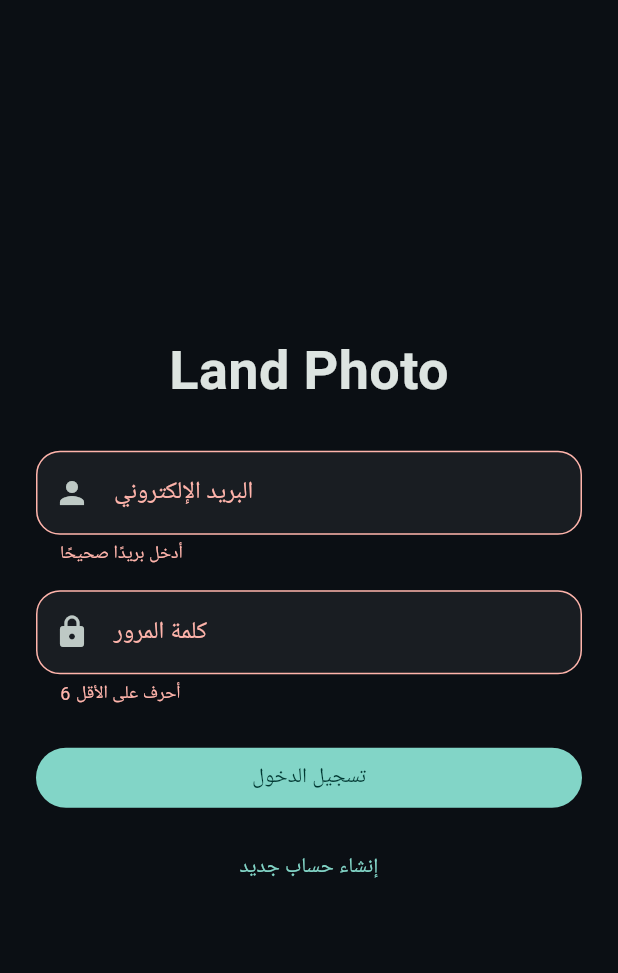
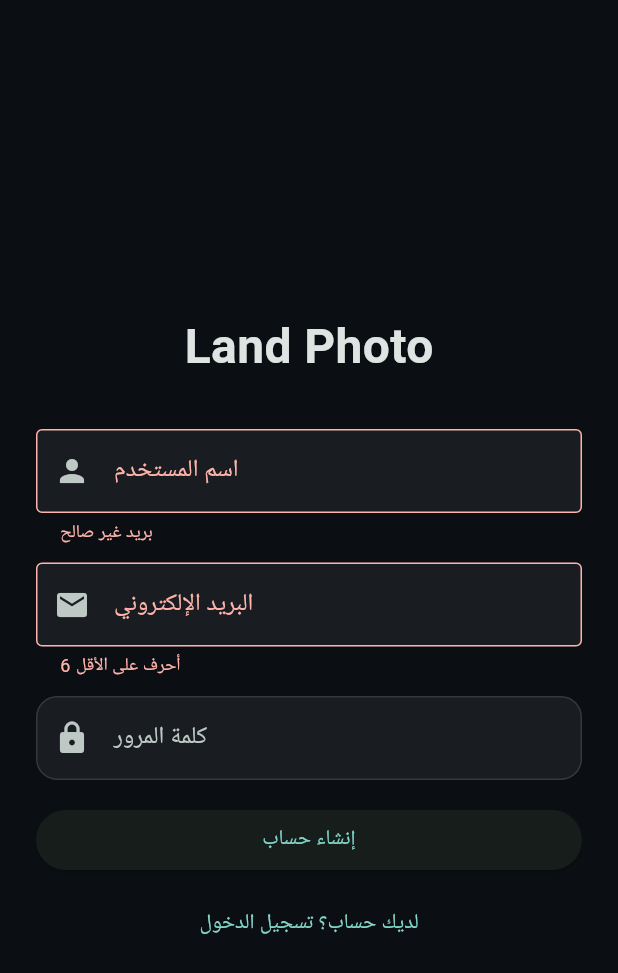
Before and after one commit to landphoto/Land_Photo, a Flutter app: the screen it shows after launch, after a tap on "تسجيل الدخول", after a tap on "إنشاء حساب جديد", on a phone screen of 412 x 824 dp. Shown: the top 973 px of the screen. Run offline on Flutter 3.47's test engine with Material 3 defaults, Android fonts, the phone set to English and light mode, and no system bars; our stand-ins replace connectivity_plus, emoji_picker_flutter, go_router, image_picker, supabase_flutter; accounts and stored records are empty.

Commit message:
feat(auth+feed+upload): Supabase auth (login/signup/logout), feed, image upload; fix connectivity & router

```diff
--- a/lib/main.dart
+++ b/lib/main.dart
@@ -1,33 +1,28 @@
-import 'dart:async'; // ??? ??? StreamSubscription
+import 'dart:async';
 import 'package:flutter/material.dart';
 import 'package:go_router/go_router.dart';
 import 'package:connectivity_plus/connectivity_plus.dart';
 import 'package:supabase_flutter/supabase_flutter.dart';
-
 import 'screens/login_screen.dart';
 import 'screens/feed_screen.dart';
+import 'screens/upload_screen.dart';
 import 'theme.dart';
+import 'secrets.dart'; // ???? ????
 
 void main() async {
   WidgetsFlutterBinding.ensureInitialized();
-
-  await Supabase.initialize(
-    url: supabaseUrl,
-    anonKey: supabaseAnonKey,
-  );
-
+  await Supabase.initialize(url: supabaseUrl, anonKey: supabaseAnonKey);
   runApp(const LandPhotoApp());
 }
 
 class LandPhotoApp extends StatefulWidget {
   const LandPhotoApp({Key? key}) : super(key: key);
-
   @override
   State<LandPhotoApp> createState() => _LandPhotoAppState();
 }
 
 class _LandPhotoAppState extends State<LandPhotoApp> {
-  late final StreamSubscription<AuthState> _sub;
+  late final StreamSubscription<AuthState> _authSub;
   late final Stream<List<ConnectivityResult>> _connStream;
   final ValueNotifier<bool> _isOffline = ValueNotifier(false);
 
@@ -35,35 +30,42 @@ class _LandPhotoAppState extends State<LandPhotoApp> {
   void initState() {
     super.initState();
 
-    // Auth subscription
-    _sub = Supabase.instance.client.auth.onAuthStateChange.listen((event) {
-      // ????? ???? ??????? ?? ??????? ?? auth
+    _authSub = Supabase.instance.client.auth.onAuthStateChange.listen((_) {
+      // ??????? ?????? ?? ????? ???? ????????
+      setState(() {});
     });
 
-    // Connectivity stream
     _connStream = Connectivity().onConnectivityChanged;
     _connStream.listen((results) {
-      final offline = results.isEmpty || results.first == ConnectivityResult.none;
+      final offline =
+          results.isEmpty || results.first == ConnectivityResult.none;
       _isOffline.value = offline;
     });
   }
 
   @override
   void dispose() {
-    _sub.cancel();
+    _authSub.cancel();
     super.dispose();
   }
 
   @override
   Widget build(BuildContext context) {
+    final isLogged = Supabase.instance.client.auth.currentSession != null;
+
     final router = GoRouter(
+      initialLocation: isLogged ? '/feed' : '/',
       routes: [
         GoRoute(path: '/', builder: (_, __) => const LoginScreen()),
         GoRoute(path: '/feed', builder: (_, __) => const FeedScreen()),
+        GoRoute(path: '/upload', builder: (_, __) => const UploadScreen()),
       ],
       redirect: (context, state) {
+        final logged = Supabase.instance.client.auth.currentSession != null;
         final loggingIn = state.uri.toString() == '/';
-        return loggingIn ? null : '/';
+        if (!logged && !loggingIn) return '/';
+        if (logged && loggingIn) return '/feed';
+        return null;
       },
     );
 
@@ -77,9 +79,7 @@ class _LandPhotoAppState extends State<LandPhotoApp> {
           builder: (context, child) {
             if (offline) {
               return const Scaffold(
-                body: Center(
-                  child: Text("?? ???? ????? ?????????"),
-                ),
+                body: Center(child: Text('?? ???? ????? ?????????')),
               );
             }
             return child!;
--- a/lib/screens/login_screen.dart
+++ b/lib/screens/login_screen.dart
@@ -1,10 +1,10 @@
 import 'package:flutter/material.dart';
 import 'package:go_router/go_router.dart';
 import 'package:supabase_flutter/supabase_flutter.dart';
-import '../services/supabase_service.dart';
+import '../services/auth_service.dart';
 
 class LoginScreen extends StatefulWidget {
-  const LoginScreen({super.key});
+  const LoginScreen({Key? key}) : super(key: key);
 
   @override
   State<LoginScreen> createState() => _LoginScreenState();
@@ -14,115 +14,131 @@ class _LoginScreenState extends State<LoginScreen> {
   final _formKey = GlobalKey<FormState>();
   final _email = TextEditingController();
   final _password = TextEditingController();
+  final _username = TextEditingController();
+  bool _isLogin = true;
   bool _loading = false;
+  String? _error;
 
-  Future<void> _signIn() async {
+  @override
+  void dispose() {
+    _email.dispose();
+    _password.dispose();
+    _username.dispose();
+    super.dispose();
+  }
+
+  Future<void> _submit() async {
     if (!_formKey.currentState!.validate()) return;
-    setState(() => _loading = true);
+    setState(() {
+      _loading = true;
+      _error = null;
+    });
     try {
-      await Supabase.instance.client.auth.signInWithPassword(
+      if (_isLogin) {
+        await AuthService.signIn(email: _email.text.trim(), password: _password.text);
+      } else {
+        await AuthService.signUp(
           email: _email.text.trim(),
           password: _password.text,
+          username: _username.text.trim().isEmpty ? null : _username.text.trim(),
         );
-      await SupabaseService.ensureProfileRow();
-      if (mounted) context.go('/feed');
+      }
+
+      // إذا أكدّت الإيميل إلغاء شرط التأكيد، وإلا ظهّر رسالة
+      final session = AuthService.session;
+      if (session != null) {
+        if (!mounted) return;
+        context.go('/feed');
+      } else {
+        setState(() => _error = 'تم إنشاء الحساب. تحقق من بريدك لتأكيد الإيميل.');
+      }
     } on AuthException catch (e) {
-      _snack(e.message);
+      setState(() => _error = e.message);
     } catch (e) {
-      _snack('حدث خطأ غير متوقع');
+      setState(() => _error = 'حدث خطأ غير متوقع');
     } finally {
       if (mounted) setState(() => _loading = false);
     }
   }
 
-  Future<void> _signUp() async {
-    if (!_formKey.currentState!.validate()) return;
-    setState(() => _loading = true);
-    try {
-      final res = await Supabase.instance.client.auth.signUp(
-        email: _email.text.trim(),
-        password: _password.text,
-      );
-      if (res.user != null) {
-        await SupabaseService.ensureProfileRow();
-        _snack('تم إنشاء الحساب! تم تسجيل الدخول.');
-        if (mounted) context.go('/feed');
-      }
-    } on AuthException catch (e) {
-      _snack(e.message);
-    } catch (e) {
-      _snack('حدث خطأ غير متوقع');
-    } finally {
-      if (mounted) setState(() => _loading = false);
-    }
-  }
-
-  void _snack(String m) =>
-      ScaffoldMessenger.of(context).showSnackBar(SnackBar(content: Text(m)));
-
   @override
   Widget build(BuildContext context) {
-    final inputBorder = OutlineInputBorder(
-      borderRadius: BorderRadius.circular(16),
-      borderSide: const BorderSide(color: Colors.tealAccent, width: 1.2),
-    );
-
     return Scaffold(
-      body: Center(
+      body: SafeArea(
+        child: Center(
           child: SingleChildScrollView(
-          padding: const EdgeInsets.all(24),
+            padding: const EdgeInsets.symmetric(horizontal: 24, vertical: 16),
             child: Form(
               key: _formKey,
               child: Column(
-              mainAxisSize: MainAxisSize.min,
                 children: [
-                const Text('Land Photo',
-                    style: TextStyle(fontSize: 36, fontWeight: FontWeight.bold)),
-                const SizedBox(height: 28),
+                  const SizedBox(height: 24),
+                  const Text(
+                    'Land Photo',
+                    style: TextStyle(fontSize: 32, fontWeight: FontWeight.bold),
+                  ),
+                  const SizedBox(height: 32),
+
+                  if (!_isLogin)
+                    TextFormField(
+                      controller: _username,
+                      decoration: const InputDecoration(
+                        prefixIcon: Icon(Icons.person),
+                        labelText: 'اسم المستخدم',
+                        border: OutlineInputBorder(),
+                      ),
+                    ),
+                  if (!_isLogin) const SizedBox(height: 12),
+
                   TextFormField(
                     controller: _email,
                     keyboardType: TextInputType.emailAddress,
-                  decoration: InputDecoration(
+                    decoration: const InputDecoration(
+                      prefixIcon: Icon(Icons.email),
                       labelText: 'البريد الإلكتروني',
-                    prefixIcon: const Icon(Icons.person),
-                    border: inputBorder,
-                    enabledBorder: inputBorder,
-                    focusedBorder: inputBorder,
+                      border: OutlineInputBorder(),
                     ),
                     validator: (v) =>
-                      (v == null || !v.contains('@')) ? 'أدخل بريدًا صحيحًا' : null,
+                        (v == null || !v.contains('@')) ? 'بريد غير صالح' : null,
                   ),
-                const SizedBox(height: 16),
+                  const SizedBox(height: 12),
+
                   TextFormField(
                     controller: _password,
                     obscureText: true,
-                  decoration: InputDecoration(
+                    decoration: const InputDecoration(
+                      prefixIcon: Icon(Icons.lock),
                       labelText: 'كلمة المرور',
-                    prefixIcon: const Icon(Icons.lock),
-                    border: inputBorder,
-                    enabledBorder: inputBorder,
-                    focusedBorder: inputBorder,
+                      border: OutlineInputBorder(),
                     ),
                     validator: (v) =>
                         (v == null || v.length < 6) ? '6 أحرف على الأقل' : null,
                   ),
-                const SizedBox(height: 24),
+                  const SizedBox(height: 16),
+
+                  if (_error != null)
+                    Padding(
+                      padding: const EdgeInsets.only(bottom: 8),
+                      child: Text(_error!, style: const TextStyle(color: Colors.red)),
+                    ),
+
                   SizedBox(
                     width: double.infinity,
-                  child: FilledButton(
-                    onPressed: _loading ? null : _signIn,
-                    child: _loading
-                        ? const SizedBox(
-                            height: 22, width: 22, child: CircularProgressIndicator())
-                        : const Text('تسجيل الدخول'),
+                    child: ElevatedButton(
+                      onPressed: _loading ? null : _submit,
+                      child: Text(_isLogin ? 'تسجيل الدخول' : 'إنشاء حساب'),
                     ),
                   ),
-                const SizedBox(height: 12),
+                  const SizedBox(height: 8),
+
                   TextButton(
-                  onPressed: _loading ? null : _signUp,
-                  child: const Text('إنشاء حساب جديد'),
+                    onPressed: () {
+                      setState(() => _isLogin = !_isLogin);
+                    },
+                    child: Text(_isLogin ? 'إنشاء حساب جديد' : 'لديك حساب؟ تسجيل الدخول'),
                   ),
                 ],
+              ),
             ),
           ),
         ),
--- /dev/null
+++ b/lib/services/auth_service.dart
@@ -0,0 +1,49 @@
+import 'package:supabase_flutter/supabase_flutter.dart';
+
+final supa = Supabase.instance.client;
+
+class AuthService {
+  static Session? get session => supa.auth.currentSession;
+  static User? get user => supa.auth.currentUser;
+
+  static Future<AuthResponse> signUp({
+    required String email,
+    required String password,
+    String? username,
+  }) async {
+    final res = await supa.auth.signUp(
+      email: email,
+      password: password,
+      data: username == null ? null : {'username': username},
+    );
+
+    // أنشئ صف في profiles بعد التسجيل (إن وُجد user)
+    final uid = res.user?.id;
+    if (uid != null) {
+      await supa.from('profiles').upsert({
+        'id': uid,
+        'username': username ?? email.split('@').first,
+        'avatar_url': null,
+      });
+    }
+    return res;
+  }
+
+  static Future<AuthResponse> signIn({
+    required String email,
+    required String password,
+  }) {
+    return supa.auth.signInWithPassword(email: email, password: password);
+  }
+
+  static Future<void> signOut() => supa.auth.signOut();
+
+  /// جلب بروفايل المستخدم (إن احتجتها)
+  static Future<Map<String, dynamic>?> getMyProfile() async {
+    final uid = user?.id;
+    if (uid == null) return null;
+    final data =
+        await supa.from('profiles').select().eq('id', uid).maybeSingle();
+    return data;
+  }
+}
--- a/lib/widgets/post_card.dart
+++ b/lib/widgets/post_card.dart
@@ -23,10 +23,7 @@ class PostCard extends StatelessWidget {
             padding: const EdgeInsets.all(8.0),
             child: Text(
               username,
-              style: const TextStyle(
-                fontWeight: FontWeight.bold,
-                fontSize: 16,
-              ),
+              style: const TextStyle(fontWeight: FontWeight.bold, fontSize: 16),
             ),
           ),
           Image.network(imageUrl, fit: BoxFit.cover),
```
Also changed, not shown: lib/screens/feed_screen.dart (+22 -4 lines), lib/screens/upload_screen.dart (+58 -75 lines), lib/services/storage_service.dart (added, +20 -0 lines). Lines whose indentation alone changed are shown as unchanged.
